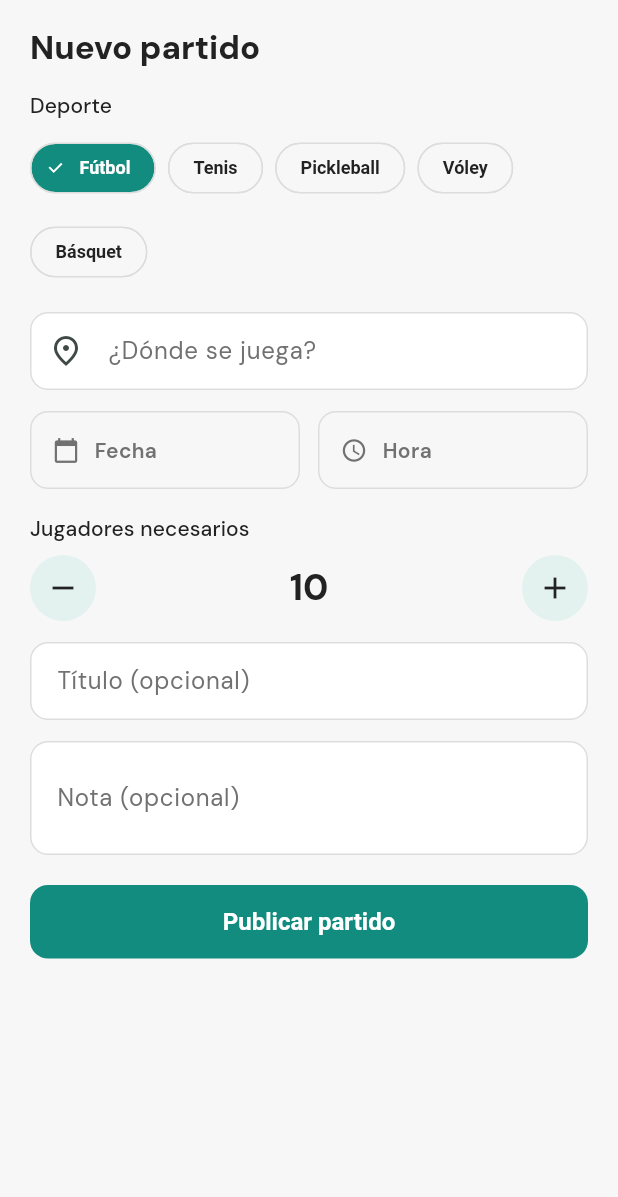
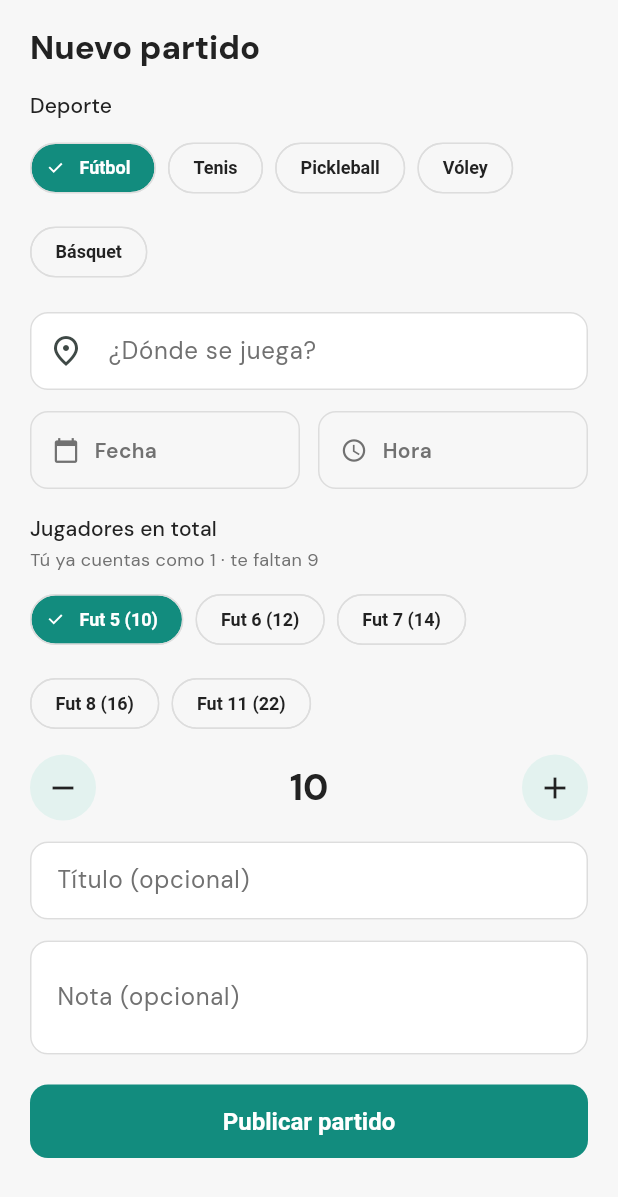
Before and after one commit to dcalagua/canchas-app-lima, a Flutter app: the _CrearPartidoSheet widget shown alone on an empty page, opened directly, on a phone screen of 412 x 824 dp. Shown: the top 1197 px of the screen. Run offline on Flutter 3.47's test engine with Material 3 defaults, Android fonts, the phone set to English and light mode, and no system bars; our stand-ins replace firebase_core, firebase_messaging, font_awesome_flutter, geocoding, geolocator, google_fonts and 5 more; accounts and stored records are empty.

Commit message:
Partidos: aclarar "jugadores en total" + atajos por deporte
El campo "Jugadores necesarios" era ambiguo (¿total o los que faltan?). Ahora:
- Etiqueta "Jugadores en total" + "Tú ya cuentas como 1 · te faltan N" en vivo.
- Atajos por deporte (Singles/Dobles, Fut 5/6/7/8/11, 4v4/6v6, 3v3/5v5) que
  fijan el total sin hacer la cuenta. Al cambiar de deporte propone su total típico.

Co-Authored-By: Claude Opus 4.8 (1M context) <noreply@anthropic.com>
Claude-Session: https://claude.ai/code/session_017fg7ijXuZRX6jvFjZELf83

```diff
--- a/lib/screens/partidos_screen.dart
+++ b/lib/screens/partidos_screen.dart
@@ -473,6 +473,24 @@ class _CrearPartidoSheetState extends State<_CrearPartidoSheet> {
 
   String _dosDig(int n) => n.toString().padLeft(2, '0');
 
+  /// Atajos de "jugadores en total" según el deporte (etiqueta, total). El
+  /// total incluye al creador. Ej.: dobles de tenis = 4; fútbol 7 = 14.
+  List<(String, int)> _presetsDe(Deporte d) => switch (d) {
+        Deporte.tenis ||
+        Deporte.padel ||
+        Deporte.pickleball =>
+          const [('Singles', 2), ('Dobles', 4)],
+        Deporte.futbol => const [
+            ('Fut 5', 10),
+            ('Fut 6', 12),
+            ('Fut 7', 14),
+            ('Fut 8', 16),
+            ('Fut 11', 22),
+          ],
+        Deporte.voley => const [('4 vs 4', 8), ('6 vs 6', 12)],
+        Deporte.basquet => const [('3 vs 3', 6), ('5 vs 5', 10)],
+      };
+
   Future<void> _publicar() async {
     final u = appState.usuario;
     if (u == null) return;
@@ -548,7 +566,13 @@ class _CrearPartidoSheetState extends State<_CrearPartidoSheet> {
                     labelStyle: TextStyle(
                         color: _deporte == d ? Colors.white : cs.onSurface,
                         fontWeight: FontWeight.w600),
-                    onSelected: (_) => setState(() => _deporte = d),
+                    onSelected: (_) => setState(() {
+                      _deporte = d;
+                      // Al cambiar de deporte, propone un total típico de ese
+                      // deporte (el primer atajo) para no arrastrar el anterior.
+                      final ps = _presetsDe(d);
+                      if (ps.isNotEmpty) _cupos = ps.first.$2;
+                    }),
                   ),
               ],
             ),
@@ -606,14 +630,36 @@ class _CrearPartidoSheetState extends State<_CrearPartidoSheet> {
               ],
             ),
             const SizedBox(height: 16),
-            Text('Jugadores necesarios', style: t.labelLarge),
+            Text('Jugadores en total', style: t.labelLarge),
+            const SizedBox(height: 2),
+            Text('Tú ya cuentas como 1 · te faltan ${_cupos - 1}',
+                style: TextStyle(color: textoTenue, fontSize: 12)),
             const SizedBox(height: 8),
+            // Atajos por deporte (Singles/Dobles, Fut 5/6/7…): fijan el total sin
+            // que el usuario tenga que hacer la cuenta.
+            Wrap(
+              spacing: 8,
+              runSpacing: 8,
+              children: [
+                for (final p in _presetsDe(_deporte))
+                  ChoiceChip(
+                    label: Text('${p.$1} (${p.$2})'),
+                    selected: _cupos == p.$2,
+                    selectedColor: lima,
+                    labelStyle: TextStyle(
+                        color: _cupos == p.$2 ? Colors.white : cs.onSurface,
+                        fontWeight: FontWeight.w600),
+                    onSelected: (_) => setState(() => _cupos = p.$2),
+                  ),
+              ],
+            ),
+            const SizedBox(height: 10),
             Row(
               children: [
                 _StepBtn(
                     icon: Icons.remove,
                     onTap: () =>
-                        setState(() => _cupos = (_cupos - 1).clamp(2, 30))),
+                        setState(() => _cupos = (_cupos - 1).clamp(2, 40))),
                 Expanded(
                   child: Center(
                     child: Text('$_cupos',
@@ -624,7 +670,7 @@ class _CrearPartidoSheetState extends State<_CrearPartidoSheet> {
                 _StepBtn(
                     icon: Icons.add,
                     onTap: () =>
-                        setState(() => _cupos = (_cupos + 1).clamp(2, 30))),
+                        setState(() => _cupos = (_cupos + 1).clamp(2, 40))),
               ],
             ),
             const SizedBox(height: 14),
```
